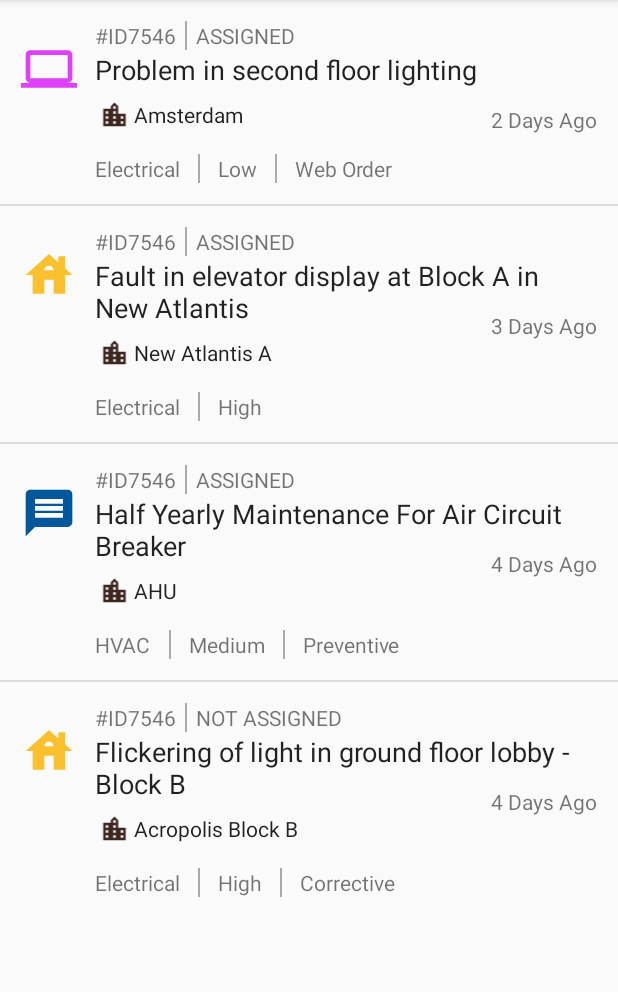
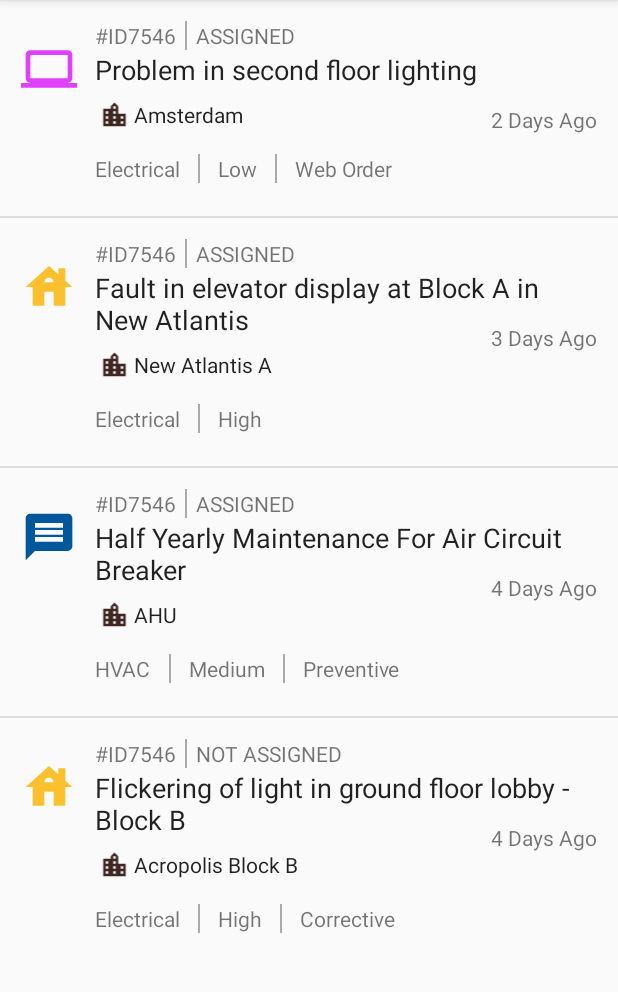
Before and after one commit to ARK1997/android, an Android app: the ViewListBuilding screen opened directly, with no data from a screen before it, on a phone screen of 412 x 824 dp, the part 84-1076 px from its top. Run offline under Robolectric (Android 15) with nearby library versions, the phone set to English and light mode, and no system bars.

Commit message:
third commit

```diff
--- a/app/src/main/res/layout/row_layout_building.xml
+++ b/app/src/main/res/layout/row_layout_building.xml
@@ -82,6 +82,7 @@
         android:layout_below="@+id/ll2"
         android:layout_marginStart="12dp"
         android:layout_marginTop="8dp"
+        android:layout_marginBottom="8dp"
         android:layout_toEndOf="@+id/im1"
         >
 
```
